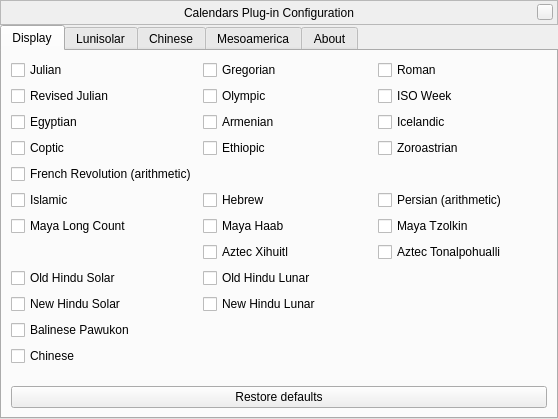
Before: the Qt Designer form plugins/Calendars/src/gui/calendarsDialog.ui in Stellarium/stellarium, drawn with Qt 5.
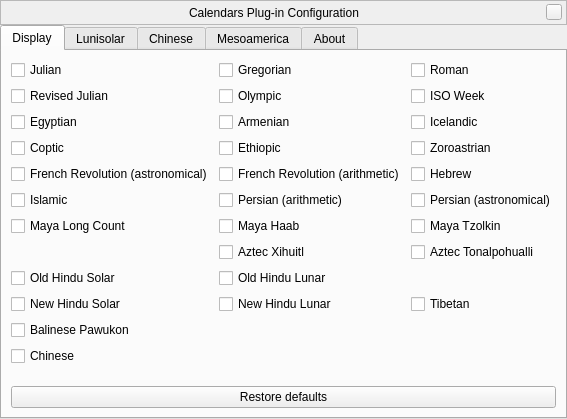
After: the same form once the commit is applied. Icons and pictures are not drawn. Custom widgets are drawn as their Qt base class.

Commit message: Calendars: Astro functions (#2229)

Patch:
```diff
--- a/plugins/Calendars/src/gui/calendarsDialog.ui
+++ b/plugins/Calendars/src/gui/calendarsDialog.ui
@@ -6,7 +6,7 @@
    <rect>
     <x>0</x>
     <y>0</y>
-    <width>558</width>
+    <width>562</width>
     <height>419</height>
    </rect>
   </property>
@@ -182,13 +182,6 @@
            </property>
           </widget>
          </item>
-         <item row="5" column="1">
-          <widget class="QCheckBox" name="hebrewCheckBox">
-           <property name="text">
-            <string comment="calendar">Hebrew</string>
-           </property>
-          </widget>
-         </item>
          <item row="7" column="2">
           <widget class="QCheckBox" name="aztecTonalpohualliCheckBox">
            <property name="text">
@@ -287,20 +280,6 @@
            </property>
           </widget>
          </item>
-         <item row="4" column="0">
-          <widget class="QCheckBox" name="frenchArithmeticCheckBox">
-           <property name="text">
-            <string>French Revolution (arithmetic)</string>
-           </property>
-          </widget>
-         </item>
-         <item row="5" column="2">
-          <widget class="QCheckBox" name="persianArithmeticCheckBox">
-           <property name="text">
-            <string>Persian (arithmetic)</string>
-           </property>
-          </widget>
-         </item>
          <item row="3" column="2">
           <widget class="QCheckBox" name="zoroastrianCheckBox">
            <property name="text">
@@ -336,6 +315,48 @@
            </property>
           </widget>
          </item>
+         <item row="4" column="2">
+          <widget class="QCheckBox" name="hebrewCheckBox">
+           <property name="text">
+            <string comment="calendar">Hebrew</string>
+           </property>
+          </widget>
+         </item>
+         <item row="5" column="1">
+          <widget class="QCheckBox" name="persianArithmeticCheckBox">
+           <property name="text">
+            <string>Persian (arithmetic)</string>
+           </property>
+          </widget>
+         </item>
+         <item row="5" column="2">
+          <widget class="QCheckBox" name="persianAstronomicalCheckBox">
+           <property name="text">
+            <string>Persian (astronomical)</string>
+           </property>
+          </widget>
+         </item>
+         <item row="4" column="1">
+          <widget class="QCheckBox" name="frenchArithmeticCheckBox">
+           <property name="text">
+            <string>French Revolution (arithmetic)</string>
+           </property>
+          </widget>
+         </item>
+         <item row="4" column="0">
+          <widget class="QCheckBox" name="frenchAstronomicalCheckBox">
+           <property name="text">
+            <string>French Revolution (astronomical)</string>
+           </property>
+          </widget>
+         </item>
+         <item row="9" column="2">
+          <widget class="QCheckBox" name="tibetanCheckBox">
+           <property name="text">
+            <string>Tibetan</string>
+           </property>
+          </widget>
+         </item>
         </layout>
        </item>
        <item>
```
The commit also changes 78 other files.
